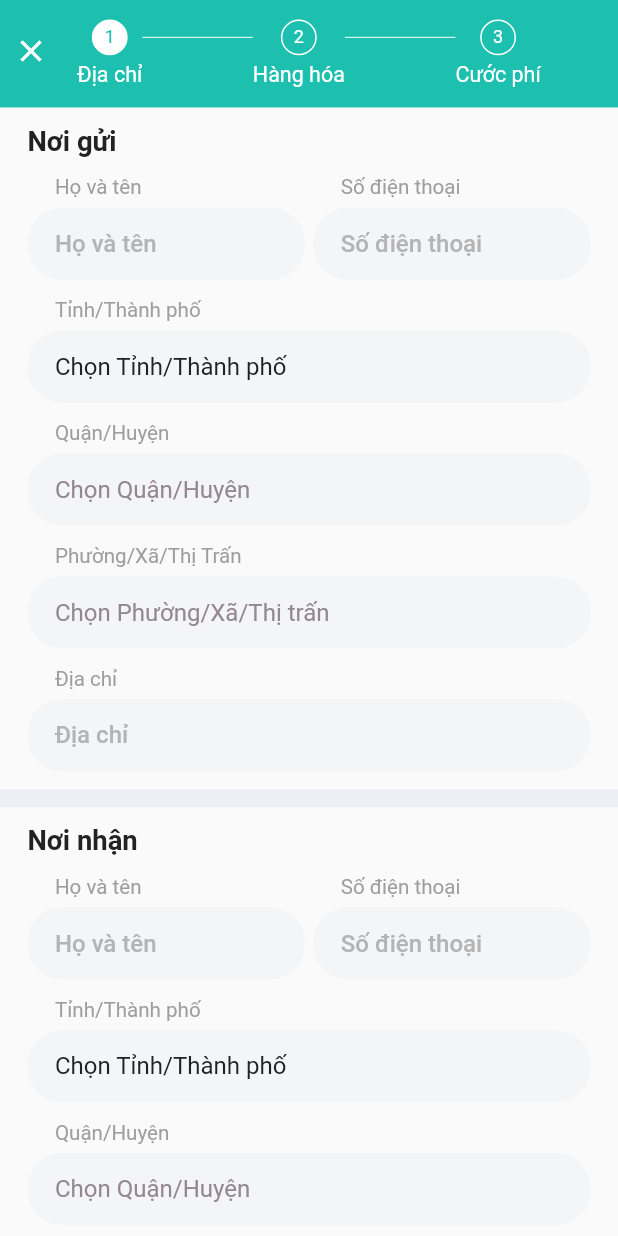
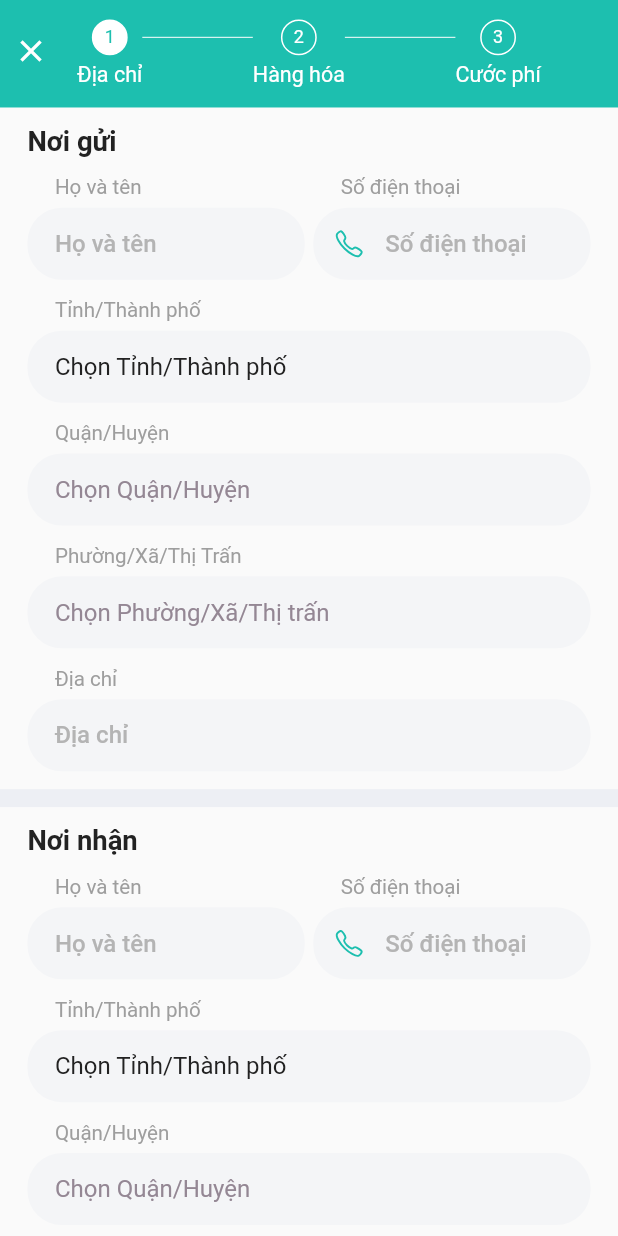
Before and after one commit to Hatunavu/shipf, a Flutter app: the OrderScreen screen opened by its route, on a phone screen of 412 x 824 dp. Run offline on Flutter 3.47's test engine with Material 2 defaults, Android fonts, the light colour scheme and no system bars; our stand-ins replace auto_route, bloc, bot_toast, cached_network_image, dio, flutter_bloc and 12 more; missing offline and left inert: cached_network_image_platform_interface; accounts and stored records are empty; generated files the repository leaves out were written again; project files that could hold a hidden picture were left out.

Commit message:
validate order screen

```diff
--- a/lib/ui/screen/main/order/order_screen.dart
+++ b/lib/ui/screen/main/order/order_screen.dart
@@ -19,13 +19,7 @@ class OrderScreen extends StatefulWidget {
 
 class _OrderScreenState extends State<OrderScreen> {
   // final GlobalKey<FormState> _formKey = GlobalKey<FormState>();
-  final TextEditingController senderController = TextEditingController();
-  final TextEditingController senderPhoneController = TextEditingController();
-  final TextEditingController senderAddressController = TextEditingController();
-  final TextEditingController receiverController = TextEditingController();
-  final TextEditingController receiverPhoneController = TextEditingController();
-  final TextEditingController receiverAddressController =
-      TextEditingController();
+
   late OrderCubit orderCubit;
   @override
   Widget build(BuildContext context) {
@@ -41,22 +35,18 @@ class _OrderScreenState extends State<OrderScreen> {
           final stepWidget = state.stepOrderType == StepOrderType.address
               ? OrderAddressWidget(
                   orderCubit: orderCubit,
-                  // senderNameController: senderController,
-                  // senderPhoneController: senderPhoneController,
-                  // senderAddressController: senderAddressController,
-                  // receiverNameController: receiverController,
-                  // receiverPhoneController: receiverPhoneController,
-                  // receiverAddressController: receiverAddressController,
-                  )
+                )
               : state.stepOrderType == StepOrderType.parcel
-                  ? OrderParcelWidget()
+                  ? OrderParcelWidget(
+                      orderCubit: orderCubit,
+                    )
                   : OrderFeeWidget();
           return GestureDetector(
             onTap: () {
               unfocus(context);
             },
             child: Scaffold(
-              appBar: OrderAppBar(
+              appBar: orderAppBar(
                 context,
                 orderCubit: orderCubit,
                 orderState: state,
--- a/lib/ui/screen/main/order/widget/order_address_widget.dart
+++ b/lib/ui/screen/main/order/widget/order_address_widget.dart
@@ -31,10 +31,13 @@ class _OrderAddressWidgetState extends State<OrderAddressWidget> {
       TextEditingController();
   final TextEditingController _receiverAddressController =
       TextEditingController();
+  final GlobalKey<FormState> _formKey = GlobalKey<FormState>();
 
   @override
   Widget build(BuildContext context) {
-    return Column(
+    return Form(
+      key: _formKey,
+      child: Column(
         crossAxisAlignment: CrossAxisAlignment.start,
         children: [
           address(
@@ -56,11 +59,14 @@ class _OrderAddressWidgetState extends State<OrderAddressWidget> {
             child: PrimaryButton(
               label: text.continuee,
               onPressed: () {
+                if (_formKey.currentState!.validate()) {
                   widget.orderCubit.updateStepOrder(StepOrderType.parcel);
+                }
               },
             ),
           )
         ],
+      ),
     );
   }
 
@@ -84,6 +90,7 @@ class _OrderAddressWidgetState extends State<OrderAddressWidget> {
             kDefaultPaddingHeightScreen,
           ),
           Row(
+            crossAxisAlignment: CrossAxisAlignment.start,
             children: [
               Expanded(
                 child: Column(
@@ -94,6 +101,7 @@ class _OrderAddressWidgetState extends State<OrderAddressWidget> {
                       label: '',
                       controller: nameController,
                       hintText: text.full_name,
+                      fieldRequire: text.full_name,
                     ),
                   ],
                 ),
@@ -110,6 +118,7 @@ class _OrderAddressWidgetState extends State<OrderAddressWidget> {
                       label: '',
                       controller: phoneController,
                       hintText: text.phone,
+                      isPhone: true,
                     ),
                   ],
                 ),
@@ -136,6 +145,7 @@ class _OrderAddressWidgetState extends State<OrderAddressWidget> {
             label: '',
             controller: addressController,
             hintText: text.address,
+            isAddress: true,
           ),
         ],
       ),
--- a/lib/ui/screen/main/order/widget/order_app_bar_widget.dart
+++ b/lib/ui/screen/main/order/widget/order_app_bar_widget.dart
@@ -6,7 +6,7 @@ import 'package:shipf/ui/screen/main/order/cubit/order_state.dart';
 import 'package:shipf/ui/theme/constant.dart';
 import 'package:shipf/ui/theme/text_style.dart';
 
-PreferredSizeWidget OrderAppBar(BuildContext context,
+PreferredSizeWidget orderAppBar(BuildContext context,
     {required OrderState orderState, required OrderCubit orderCubit}) {
   return AppBar(
     titleSpacing: 0,
--- a/lib/ui/shared/textfield/primary_textfield.dart
+++ b/lib/ui/shared/textfield/primary_textfield.dart
@@ -1,3 +1,5 @@
+// ignore_for_file: must_be_immutable
+
 import 'package:flutter/material.dart';
 import 'package:flutter/services.dart';
 import 'package:flutter_screenutil/flutter_screenutil.dart';
@@ -11,7 +13,6 @@ import 'package:shipf/ui/theme/text_style.dart';
 class PrimaryTextField extends StatelessWidget {
   final String label;
   final bool? isPass;
-  final bool? isUsername;
   final bool? isEmail;
   final bool? isPhone;
   final bool isNumberKey;
@@ -19,6 +20,7 @@ class PrimaryTextField extends StatelessWidget {
   final bool? isTitle;
   final bool? isPrice;
   final bool? isDesc;
+  final bool isAddress;
   String? errorText;
   final bool isSecondTextField;
   final TextEditingController controller;
@@ -28,13 +30,13 @@ class PrimaryTextField extends StatelessWidget {
   final bool readOnly;
   final String? passConfirm;
   final int? lengthLimit;
+  final String fieldRequire;
 
   PrimaryTextField(
       {Key? key,
       required this.label,
       this.isPass,
       required this.controller,
-      this.isUsername,
       this.isEmail,
       this.isPhone,
       this.errorText,
@@ -42,6 +44,7 @@ class PrimaryTextField extends StatelessWidget {
       this.isTitle,
       this.isPrice,
       this.isDesc,
+      this.isAddress = false,
       this.isNumberKey = false,
       this.isSecondTextField = false,
       this.maxLines,
@@ -49,7 +52,8 @@ class PrimaryTextField extends StatelessWidget {
       this.isValidate = true,
       this.readOnly = false,
       this.passConfirm,
-      this.lengthLimit})
+      this.lengthLimit,
+      this.fieldRequire = ''})
       : super(key: key);
 
   final ValueNotifier _isShow = ValueNotifier(false);
@@ -58,6 +62,32 @@ class PrimaryTextField extends StatelessWidget {
 
   String _formatNumber(String s) => NumberFormat.decimalPattern(_locale)
       .format(int.parse(s.isEmpty ? '0' : s));
+
+  String? validate(String? text) {
+    if (isValidate) {
+      if (isPhone == true) {
+        if (text == null || text.isEmpty) {
+          return 'Vui lòng nhập số điện thoại';
+        } else if (text.formatPhoneNumber().isValidPhone == false) {
+          return "Số điện thoại không đúng";
+        }
+      }
+      if (passConfirm != null) {
+        if (text != passConfirm) {
+          return 'Mật khẩu không khớp';
+        }
+      }
+      if (isPass == true) {
+        if (text == null || text.isEmpty || text.isValidPassword == false) {
+          return 'Mật khẩu phải từ 6 ký tự';
+        }
+      }
+      if (text == null || text.isEmpty) {
+        return "Vui lòng nhập $fieldRequire";
+      }
+    }
+    return null;
+  }
 
   @override
   Widget build(BuildContext context) {
@@ -78,33 +108,7 @@ class PrimaryTextField extends StatelessWidget {
                   autovalidateMode:
                       _isError.value ? AutovalidateMode.always : null,
                   autofillHints: const [AutofillHints.oneTimeCode],
-                  validator: (text) {
-                    if (isValidate) {
-                      if (isPhone == true) {
-                        if (text == null ||
-                            text.isEmpty ||
-                            text.formatPhoneNumber().isValidPhone == false) {
-                          return "Số điện thoại không đúng";
-                        }
-                      }
-                      if (passConfirm != null) {
-                        if (text != passConfirm) {
-                          return 'Mật khẩu không khớp';
-                        }
-                      }
-                      if (isPass == true) {
-                        // if (errorText != null && errorText != '') {
-                        //   return errorText;
-                        // }
-                        if (text == null ||
-                            text.isEmpty ||
-                            text.isValidPassword == false) {
-                          return 'Mật khẩu phải từ 6 ký tự';
-                        }
-                      }
-                    }
-                    return null;
-                  },
+                  validator: (text) => validate(text),
                   readOnly: readOnly,
                   controller: controller,
                   obscureText: isPass == true ? !_isShow.value : false,
```
Also changed, not shown: lib/ui/screen/main/order/widget/order_parcel_widget.dart (+20 -4 lines). Lines whose indentation alone changed are shown as unchanged.
